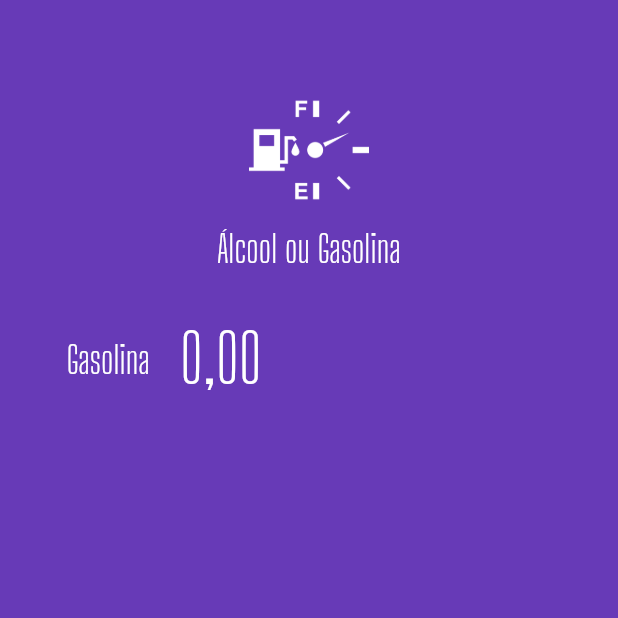
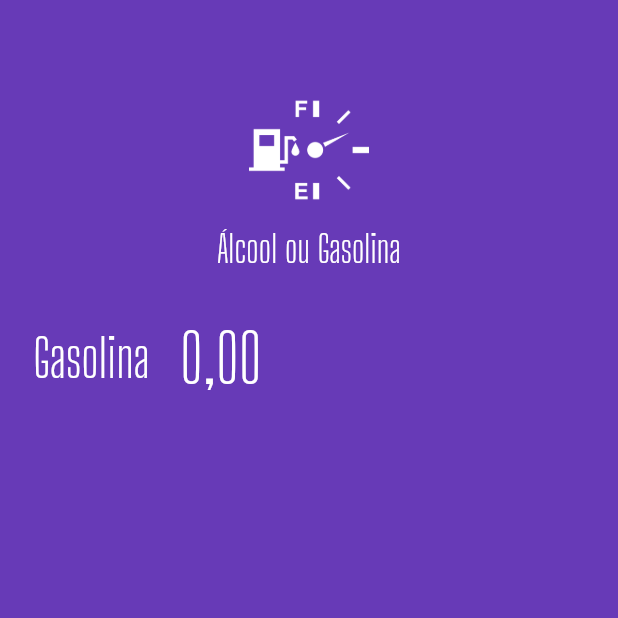
Before and after one commit to anahelenasilva/alcool_gasolina_flutter, a Flutter app: the screen it shows after launch, on a phone screen of 412 x 824 dp, the top half of it. Run offline on Flutter 3.47's test engine with Material 2 defaults, Android fonts, the phone set to English and light mode, and no system bars; our stand-ins replace flutter_masked_text.

Commit message:
Add input widget

```diff
--- a/alcool_gasolina/lib/main.dart
+++ b/alcool_gasolina/lib/main.dart
@@ -1,3 +1,4 @@
+import 'package:alcool_gasolina/widgets/input.widget.dart';
 import 'package:alcool_gasolina/widgets/logo.widget.dart';
 import 'package:flutter/material.dart';
 import 'package:flutter_masked_text/flutter_masked_text.dart';
@@ -28,38 +29,9 @@ class HomePage extends StatelessWidget {
       body: ListView(
         children: <Widget>[
           Logo(),
-          Row(
-            children: <Widget>[
-              Container(
-                width: 100,
-                alignment: Alignment.centerRight,
-                child: Text(
-                  "Gasolina",
-                  style: TextStyle(
-                    color: Colors.white,
-                    fontSize: 25,
-                    fontFamily: "Big Shoulders Display",
-                  ),
-                ),
-              ),
-              SizedBox(
-                width: 20,
-              ),
-              Expanded(
-                child: TextFormField(
-                  controller: _gasCtrl,
-                  keyboardType: TextInputType.number,
-                  style: TextStyle(
-                    color: Colors.white,
-                    fontSize: 45,
-                    fontFamily: "Big Shoulders Display",
-                  ),
-                  decoration: InputDecoration(
-                    border: InputBorder.none,
-                  ),
-                ),
-              )
-            ],
+          Input(
+            ctrl: _gasCtrl,
+            label: "Gasolina",
           )
         ],
       ),
--- /dev/null
+++ b/alcool_gasolina/lib/widgets/input.widget.dart
@@ -0,0 +1,49 @@
+import 'package:flutter/material.dart';
+import 'package:flutter_masked_text/flutter_masked_text.dart';
+
+class Input extends StatelessWidget {
+  var label = "";
+  var ctrl = new MoneyMaskedTextController();
+
+  Input({
+    @required this.label,
+    @required this.ctrl,
+  });
+
+  @override
+  Widget build(BuildContext context) {
+    return Row(
+      children: <Widget>[
+        Container(
+          width: 100,
+          alignment: Alignment.centerRight,
+          child: Text(
+            label,
+            style: TextStyle(
+              color: Colors.white,
+              fontSize: 35,
+              fontFamily: "Big Shoulders Display",
+            ),
+          ),
+        ),
+        SizedBox(
+          width: 20,
+        ),
+        Expanded(
+          child: TextFormField(
+            controller: ctrl,
+            keyboardType: TextInputType.number,
+            style: TextStyle(
+              color: Colors.white,
+              fontSize: 45,
+              fontFamily: "Big Shoulders Display",
+            ),
+            decoration: InputDecoration(
+              border: InputBorder.none,
+            ),
+          ),
+        )
+      ],
+    );
+  }
+}
```
